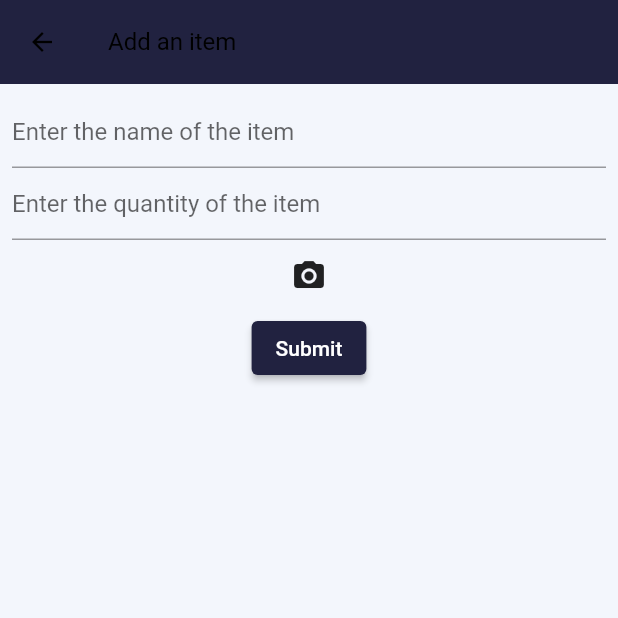
After one commit to alexalarcon/whereiscorral, a Flutter app: the AddItem screen opened directly, after a tap on the "camera alt" icon, on a phone screen of 412 x 824 dp, the top half of it. The commit adds this screen. Run offline on Flutter 3.47's test engine with Material 2 defaults, Android fonts, the phone set to English and light mode, and no system bars; our stand-ins replace cloud_firestore, firebase_auth, firebase_core, firebase_storage, flutter_redux, google_maps_flutter and 4 more; accounts and stored records are empty; Roboto replaces fonts that are missing (Poppins).

Commit message:
Add item

```diff
--- /dev/null
+++ b/lib/pages/locations/addItem.dart
@@ -0,0 +1,143 @@
+import 'dart:io';
+
+import 'package:flutter/material.dart';
+import 'package:cloud_firestore/cloud_firestore.dart';
+import 'package:image_picker/image_picker.dart';
+import 'package:firebase_storage/firebase_storage.dart';
+
+class AddItem extends StatefulWidget {
+  const AddItem({Key? key}) : super(key: key);
+
+  @override
+  State<AddItem> createState() => _AddItemState();
+}
+
+class _AddItemState extends State<AddItem> {
+  TextEditingController _controllerName = TextEditingController();
+  TextEditingController _controllerQuantity = TextEditingController();
+
+  GlobalKey<FormState> key = GlobalKey();
+
+  CollectionReference _reference =
+      FirebaseFirestore.instance.collection('shopping_list');
+
+  String imageUrl = '';
+
+  @override
+  Widget build(BuildContext context) {
+    return Scaffold(
+      appBar: AppBar(
+        title: Text('Add an item'),
+      ),
+      body: Padding(
+        padding: const EdgeInsets.all(8.0),
+        child: Form(
+          key: key,
+          child: Column(
+            children: [
+              TextFormField(
+                controller: _controllerName,
+                decoration:
+                    InputDecoration(hintText: 'Enter the name of the item'),
+                validator: (String? value) {
+                  if (value == null || value.isEmpty) {
+                    return 'Please enter the item name';
+                  }
+
+                  return null;
+                },
+              ),
+              TextFormField(
+                controller: _controllerQuantity,
+                decoration:
+                    InputDecoration(hintText: 'Enter the quantity of the item'),
+                validator: (String? value) {
+                  if (value == null || value.isEmpty) {
+                    return 'Please enter the item quantity';
+                  }
+
+                  return null;
+                },
+              ),
+              IconButton(
+                  onPressed: () async {
+                    /*
+                * Step 1. Pick/Capture an image   (image_picker)
+                * Step 2. Upload the image to Firebase storage
+                * Step 3. Get the URL of the uploaded image
+                * Step 4. Store the image URL inside the corresponding
+                *         document of the database.
+                * Step 5. Display the image on the list
+                *
+                * */
+
+                    /*Step 1:Pick image*/
+                    //Install image_picker
+                    //Import the corresponding library
+
+                    ImagePicker imagePicker = ImagePicker();
+                    XFile? file =
+                        await imagePicker.pickImage(source: ImageSource.camera);
+                    print('${file?.path}');
+
+                    if (file == null) return;
+                    //Import dart:core
+                    String uniqueFileName =
+                        DateTime.now().millisecondsSinceEpoch.toString();
+
+                    /*Step 2: Upload to Firebase storage*/
+                    //Install firebase_storage
+                    //Import the library
+
+                    //Get a reference to storage root
+                    Reference referenceRoot = FirebaseStorage.instance.ref();
+                    Reference referenceDirImages =
+                        referenceRoot.child('images');
+
+                    //Create a reference for the image to be stored
+                    Reference referenceImageToUpload =
+                        referenceDirImages.child('name');
+
+                    //Handle errors/success
+                    try {
+                      //Store the file
+                      await referenceImageToUpload.putFile(File(file!.path));
+                      //Success: get the download URL
+                      imageUrl = await referenceImageToUpload.getDownloadURL();
+                    } catch (error) {
+                      //Some error occurred
+                    }
+                  },
+                  icon: Icon(Icons.camera_alt)),
+              ElevatedButton(
+                  onPressed: () async {
+                    if (imageUrl.isEmpty) {
+                      ScaffoldMessenger.of(context).showSnackBar(
+                          SnackBar(content: Text('Please upload an image')));
+
+                      return;
+                    }
+
+                    if (key.currentState!.validate()) {
+                      String itemName = _controllerName.text;
+                      String itemQuantity = _controllerQuantity.text;
+
+                      //Create a Map of data
+                      Map<String, String> dataToSend = {
+                        'name': itemName,
+                        'quantity': itemQuantity,
+                        'image': imageUrl,
+                      };
+
+                      //Add a new item
+                      _reference.add(dataToSend);
+                    }
+                  },
+                  child: Text('Submit'))
+            ],
+          ),
+        ),
+      ),
+    );
+  }
+}
--- a/lib/pages/locations/locations.dart
+++ b/lib/pages/locations/locations.dart
@@ -10,6 +10,8 @@ import '../../redux/locations/locations.state.dart';
 
 import 'dart:async';
 import 'dart:ui' as ui;
+
+import 'addItem.dart';
 
 Future<Uint8List> getImages(String path, int width) async {
   ByteData data = await rootBundle.load(path);
@@ -91,6 +93,14 @@ class _LocationsPageState extends State<LocationsPage> {
               markers: markers, //markers to show on map
               mapType: MapType.satellite, //map type
             ),
+            floatingActionButton: FloatingActionButton(
+              onPressed: () {
+                Navigator.of(context)
+                    .push(MaterialPageRoute(builder: (context) => AddItem()));
+              },
+              tooltip: 'Increment',
+              child: const Icon(Icons.add),
+            ), // Th
             bottomNavigationBar: Visibility(
                 visible: (storeData.locations.isNotEmpty),
                 child: const BottonNavigationBarCustom()),
--- a/pubspec.yaml
+++ b/pubspec.yaml
@@ -42,9 +42,10 @@ dependencies:
   firebase_core: ^2.7.1
   google_maps_flutter: ^2.0.4
   google_sign_in: ^6.1.0
-  firebase_storage: ^11.1.2
-  image_picker: ^0.8.7+4
   geolocator: ^9.0.2
+  image_picker: ^0.8.7+5
+  firebase_storage: ^11.2.1
+
 
 
 
```
Also changed, not shown: pubspec.lock.
